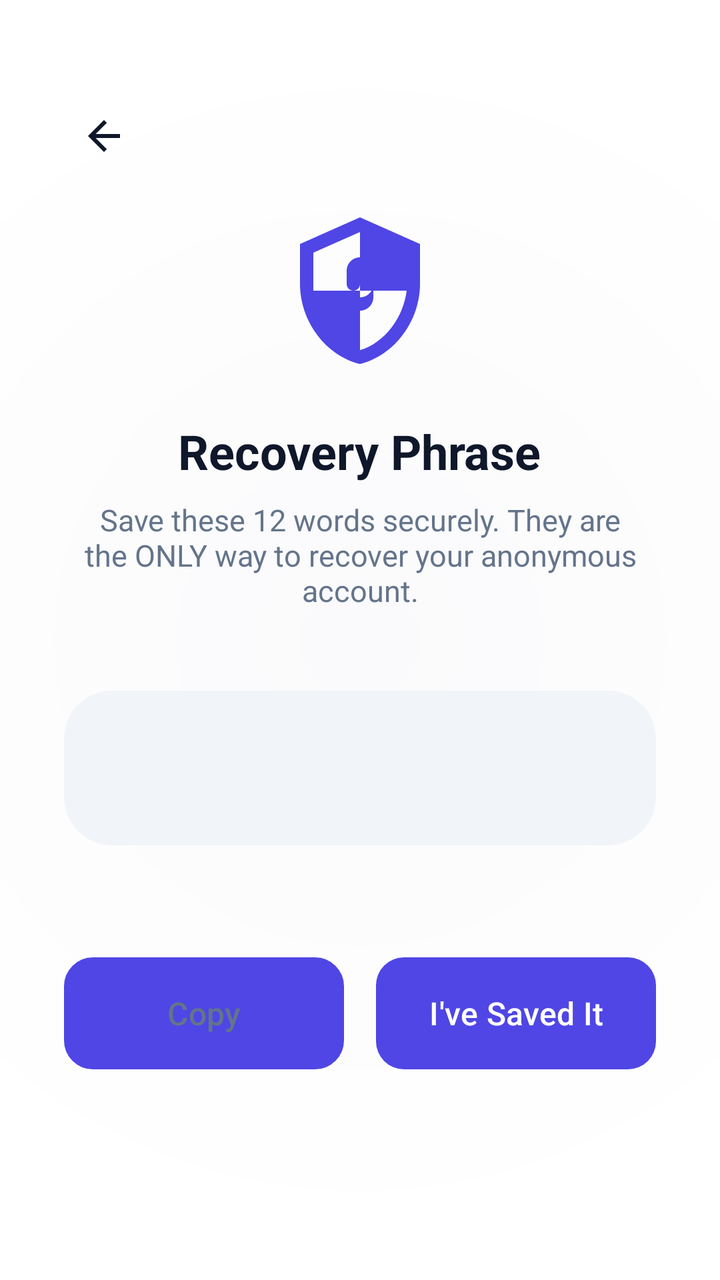
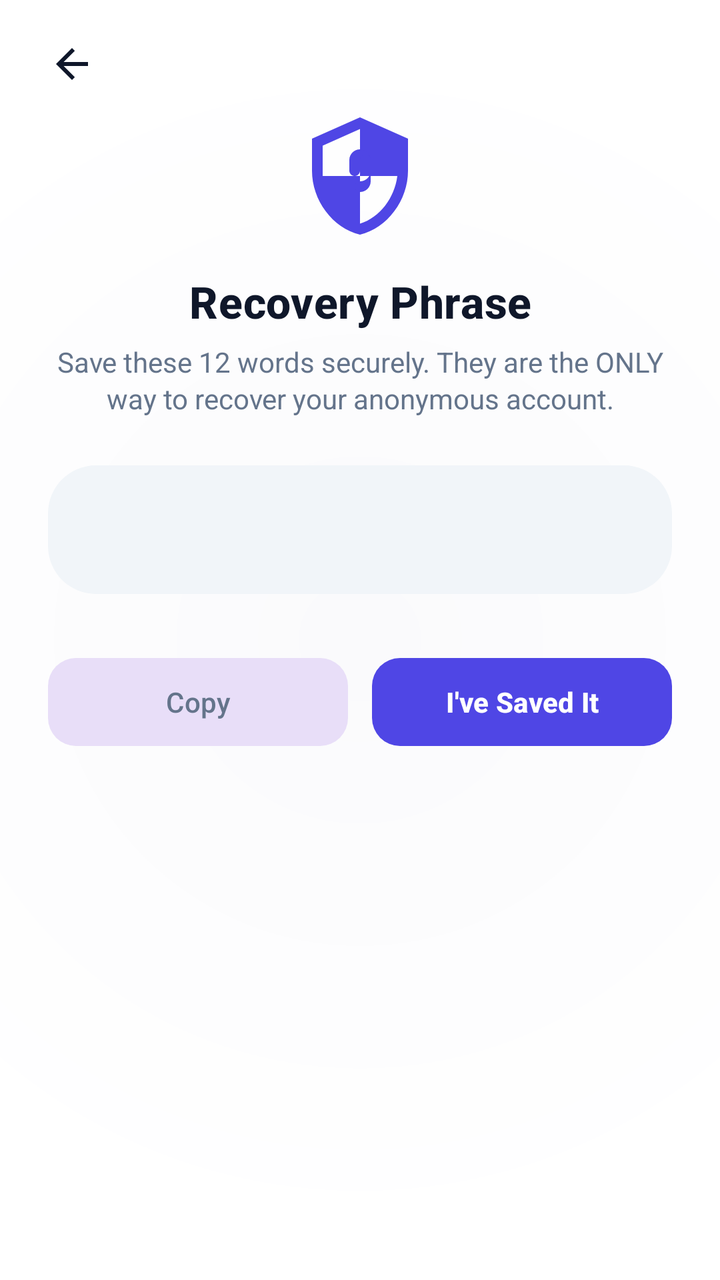

Two renders of the same Android screen: before a commit and after it. Below are the layout's source before the change and the commit's diff.
<!-- AndroidManifest.xml: application theme Theme.VEIL -->
<!-- res/layout/activity_recovery_phrase.xml -->
<?xml version="1.0" encoding="utf-8"?>
<RelativeLayout xmlns:android="http://schemas.android.com/apk/res/android"
    xmlns:app="http://schemas.android.com/apk/res-auto"
    android:id="@+id/recovery_root"
    android:layout_width="match_parent"
    android:layout_height="match_parent"
    android:background="@drawable/splash_background"
    android:paddingStart="32dp"
    android:paddingEnd="32dp">

    
    <ImageView
        android:id="@+id/backButton"
        android:layout_width="24dp"
        android:layout_height="24dp"
        android:src="@drawable/ic_arrow_back"
        android:layout_marginTop="56dp"
        android:layout_marginStart="8dp"
        app:tint="@color/text_primary" />

    
    <LinearLayout
        android:layout_width="match_parent"
        android:layout_height="wrap_content"
        android:orientation="vertical"
        android:layout_centerInParent="true"
        android:paddingTop="40dp"
        android:paddingBottom="40dp">

        
        <LinearLayout
            android:layout_width="match_parent"
            android:layout_height="wrap_content"
            android:orientation="vertical"
            android:gravity="center"
            android:layout_marginBottom="40dp">

            <ImageView
                android:layout_width="80dp"
                android:layout_height="80dp"
                android:src="@drawable/ic_shield_locked"
                android:scaleType="fitCenter"
                android:layout_marginBottom="24dp" />

            <TextView
                android:layout_width="wrap_content"
                android:layout_height="wrap_content"
                android:text="Recovery Phrase"
                android:textColor="@color/text_primary"
                android:textSize="24sp"
                android:textStyle="bold"
                android:gravity="center" />

            <TextView
                android:layout_width="wrap_content"
                android:layout_height="wrap_content"
                android:text="Save these 12 words securely. They are the ONLY way to recover your anonymous account."
                android:textColor="@color/text_secondary"
                android:textSize="15sp"
                android:layout_marginTop="8dp"
                android:gravity="center" />

        </LinearLayout>

        
        <LinearLayout
            android:layout_width="match_parent"
            android:layout_height="wrap_content"
            android:background="@drawable/input_background"
            android:padding="24dp"
            android:gravity="center"
            android:layout_marginBottom="40dp">

            <TextView
                android:id="@+id/phraseText"
                android:layout_width="match_parent"
                android:layout_height="wrap_content"
                android:textColor="@color/veil_accent"
                android:textSize="22sp"
                android:textStyle="bold"
                android:gravity="center"
                android:lineSpacingExtra="8dp" />
        </LinearLayout>

        
        <LinearLayout
            android:layout_width="match_parent"
            android:layout_height="wrap_content"
            android:orientation="horizontal"
            android:layout_marginTop="16dp">

            <Button
                android:id="@+id/copyButton"
                android:layout_width="0dp"
                android:layout_height="56dp"
                android:layout_weight="1"
                android:text="Copy"
                android:textColor="@color/text_secondary"
                android:textSize="16sp"
                android:background="@drawable/button_outline"
                android:layout_marginEnd="8dp" />

            <Button
                android:id="@+id/confirmButton"
                android:layout_width="0dp"
                android:layout_weight="1"
                android:layout_height="56dp"
                android:text="I've Saved It"
                android:textColor="@android:color/white"
                android:textSize="16sp"
                android:background="@drawable/button_primary"
                android:layout_marginStart="8dp" />

        </LinearLayout>

    </LinearLayout>

</RelativeLayout>
<!-- resources referenced by this layout -->
<resources>
  <color name="text_primary">#0F172A</color>
  <color name="text_secondary">#64748B</color>
  <color name="veil_accent">#4F46E5</color>
  <!-- drawable button_outline (drawable) -->
  <?xml version="1.0" encoding="utf-8"?>
  <ripple xmlns:android="http://schemas.android.com/apk/res/android"
      android:color="@color/colorPrimaryContainer">
      <item>
          <shape android:shape="rectangle">
              <corners android:radius="14dp" />
              <stroke
                  android:width="1dp"
                  android:color="@color/colorOutline" />
              <solid android:color="@color/colorSurface" />
          </shape>
      </item>
  </ripple>
  <!-- drawable button_primary (drawable) -->
  <?xml version="1.0" encoding="utf-8"?>
  <ripple xmlns:android="http://schemas.android.com/apk/res/android"
      android:color="#33FFFFFF">
      <item>
          <shape android:shape="rectangle">
              <corners android:radius="14dp" />
              <solid android:color="@color/colorPrimary" />
          </shape>
      </item>
  </ripple>
  <!-- drawable ic_arrow_back (drawable) -->
  <vector xmlns:android="http://schemas.android.com/apk/res/android"
      android:width="24dp"
      android:height="24dp"
      android:viewportWidth="24"
      android:viewportHeight="24">
      <path
          android:fillColor="@color/text_primary"
          android:pathData="M20,11H7.83l5.59,-5.59L12,4l-8,8 8,8 1.41,-1.41L7.83,13H20v-2z"/>
  </vector>
  <!-- drawable input_background (drawable) -->
  <?xml version="1.0" encoding="utf-8"?>
  <shape xmlns:android="http://schemas.android.com/apk/res/android"
      android:shape="rectangle">
      <corners android:radius="24dp" />
      <solid android:color="@color/veil_primary_light" />
  </shape>
  <!-- drawable splash_background (drawable) -->
  <?xml version="1.0" encoding="utf-8"?>
  <shape xmlns:android="http://schemas.android.com/apk/res/android">
      <gradient
          android:type="radial"
          android:gradientRadius="85%p"
          android:centerX="50%"
          android:centerY="50%"
          android:startColor="@color/veil_primary_dark"
          android:endColor="@color/veil_primary" />
  </shape>
  <style name="Theme.VEIL" parent="Base.Theme.VEIL" />
  <color name="colorPrimaryContainer">#EEF2FF</color>
  <color name="colorOutline">#E2E8F0</color>
  <color name="colorSurface">#FFFFFF</color>
  <color name="colorPrimary">#4F46E5</color>
  <color name="veil_primary_light">#F1F5F9</color>
  <color name="veil_primary_dark">#FAFAFC</color>
  <color name="veil_primary">#FFFFFF</color>
  <color name="colorOnPrimary">#FFFFFF</color>
  <color name="colorOnPrimaryContainer">#3730A3</color>
  <color name="colorSurfaceVariant">#F1F5F9</color>
  <color name="colorBackground">#FAFAFC</color>
  <style name="ModernBottomSheetDialogTheme" parent="Theme.Material3.DayNight.BottomSheetDialog">
          <item name="bottomSheetStyle">@style/ModernBottomSheetStyle</item>
          <item name="android:windowIsFloating">false</item>
          <item name="android:statusBarColor">@android:color/transparent</item>
          <item name="android:navigationBarColor">@android:color/transparent</item>
      </style>
  <style name="ModernBottomSheetStyle" parent="Widget.Material3.BottomSheet">
          <item name="android:background">@android:color/transparent</item>
      </style>
  <!-- unchanged entries left out for length: 2 -->
</resources>

<!-- the commit's change to res/layout/activity_recovery_phrase.xml (unified diff, before → after) -->
@@ -1,118 +1,138 @@
 <?xml version="1.0" encoding="utf-8"?>
-<RelativeLayout xmlns:android="http://schemas.android.com/apk/res/android"
+<FrameLayout xmlns:android="http://schemas.android.com/apk/res/android"
     xmlns:app="http://schemas.android.com/apk/res-auto"
     android:id="@+id/recovery_root"
     android:layout_width="match_parent"
     android:layout_height="match_parent"
-    android:background="@drawable/splash_background"
-    android:paddingStart="32dp"
-    android:paddingEnd="32dp">
+    android:background="@drawable/splash_background">
 
     
     <ImageView
         android:id="@+id/backButton"
-        android:layout_width="24dp"
-        android:layout_height="24dp"
+        android:layout_width="40dp"
+        android:layout_height="40dp"
+        android:layout_gravity="top|start"
+        android:layout_marginStart="16dp"
+        android:layout_marginTop="12dp"
+        android:background="?attr/selectableItemBackgroundBorderless"
+        android:contentDescription="@string/back"
+        android:padding="8dp"
         android:src="@drawable/ic_arrow_back"
-        android:layout_marginTop="56dp"
-        android:layout_marginStart="8dp"
-        app:tint="@color/text_primary" />
+        app:tint="@color/textPrimary" />
 
     
-    <LinearLayout
+    <androidx.core.widget.NestedScrollView
         android:layout_width="match_parent"
-        android:layout_height="wrap_content"
-        android:orientation="vertical"
-        android:layout_centerInParent="true"
-        android:paddingTop="40dp"
-        android:paddingBottom="40dp">
+        android:layout_height="match_parent"
+        android:fillViewport="true"
+        android:overScrollMode="never"
+        android:scrollbars="none">
 
-        
         <LinearLayout
             android:layout_width="match_parent"
             android:layout_height="wrap_content"
+            android:layout_gravity="center"
+            android:gravity="center_horizontal"
+            android:maxWidth="440dp"
             android:orientation="vertical"
-            android:gravity="center"
-            android:layout_marginBottom="40dp">
+            android:paddingHorizontal="24dp"
+            android:paddingTop="56dp"
+            android:paddingBottom="32dp">
 
+            
             <ImageView
-                android:layout_width="80dp"
-                android:layout_height="80dp"
-                android:src="@drawable/ic_shield_locked"
+                android:layout_width="64dp"
+                android:layout_height="64dp"
+                android:layout_marginBottom="16dp"
+                android:contentDescription="Recovery Phrase"
                 android:scaleType="fitCenter"
-                android:layout_marginBottom="24dp" />
+                android:src="@drawable/ic_shield_locked" />
 
             <TextView
                 android:layout_width="wrap_content"
                 android:layout_height="wrap_content"
+                android:fontFamily="sans-serif-medium"
+                android:gravity="center"
+                android:letterSpacing="0.01"
                 android:text="Recovery Phrase"
-                android:textColor="@color/text_primary"
-                android:textSize="24sp"
-                android:textStyle="bold"
-                android:gravity="center" />
+                android:textColor="@color/textPrimary"
+                android:textSize="22sp"
+                android:textStyle="bold" />
 
             <TextView
                 android:layout_width="wrap_content"
                 android:layout_height="wrap_content"
+                android:layout_marginTop="6dp"
+                android:layout_marginBottom="24dp"
+                android:fontFamily="sans-serif"
+                android:gravity="center"
+                android:lineSpacingExtra="2dp"
                 android:text="Save these 12 words securely. They are the ONLY way to recover your anonymous account."
-                android:textColor="@color/text_secondary"
-                android:textSize="15sp"
-                android:layout_marginTop="8dp"
-                android:gravity="center" />
+                android:textColor="@color/textSecondary"
+                android:textSize="14sp" />
+
+            
+            <LinearLayout
+                android:layout_width="match_parent"
+                android:layout_height="wrap_content"
+                android:layout_marginBottom="28dp"
+                android:background="@drawable/input_background"
+                android:gravity="center"
+                android:orientation="vertical"
+                android:padding="20dp">
+
+                <TextView
+                    android:id="@+id/phraseText"
+                    android:layout_width="match_parent"
+                    android:layout_height="wrap_content"
+                    android:fontFamily="sans-serif-medium"
+                    android:gravity="center"
+                    android:lineSpacingExtra="8dp"
+                    android:textColor="@color/veil_accent"
+                    android:textSize="18sp"
+                    android:textStyle="bold" />
+
+            </LinearLayout>
+
+            
+            <LinearLayout
+                android:layout_width="match_parent"
+                android:layout_height="wrap_content"
+                android:orientation="horizontal">
+
+                <com.google.android.material.button.MaterialButton
+                    android:id="@+id/copyButton"
+                    style="@style/Widget.Material3.Button.TonalButton"
+                    android:layout_width="0dp"
+                    android:layout_height="52dp"
+                    android:layout_marginEnd="6dp"
+                    android:layout_weight="1"
+                    android:letterSpacing="0.01"
+                    android:text="Copy"
+                    android:textAllCaps="false"
+                    android:textColor="@color/textSecondary"
+                    android:textSize="14sp"
+                    app:cornerRadius="14dp" />
+
+                <com.google.android.material.button.MaterialButton
+                    android:id="@+id/confirmButton"
+                    style="@style/Widget.Material3.Button.UnelevatedButton"
+                    android:layout_width="0dp"
+                    android:layout_height="52dp"
+                    android:layout_marginStart="6dp"
+                    android:layout_weight="1"
+                    android:letterSpacing="0.01"
+                    android:text="I've Saved It"
+                    android:textAllCaps="false"
+                    android:textColor="@android:color/white"
+                    android:textSize="14sp"
+                    android:textStyle="bold"
+                    app:backgroundTint="@color/colorPrimary"
+                    app:cornerRadius="14dp" />
+
+            </LinearLayout>
 
         </LinearLayout>
+    </androidx.core.widget.NestedScrollView>
 
-        
-        <LinearLayout
-            android:layout_width="match_parent"
-            android:layout_height="wrap_content"
-            android:background="@drawable/input_background"
-            android:padding="24dp"
-            android:gravity="center"
-            android:layout_marginBottom="40dp">
-
-            <TextView
-                android:id="@+id/phraseText"
-                android:layout_width="match_parent"
-                android:layout_height="wrap_content"
-                android:textColor="@color/veil_accent"
-                android:textSize="22sp"
-                android:textStyle="bold"
-                android:gravity="center"
-                android:lineSpacingExtra="8dp" />
-        </LinearLayout>
-
-        
-        <LinearLayout
-            android:layout_width="match_parent"
-            android:layout_height="wrap_content"
-            android:orientation="horizontal"
-            android:layout_marginTop="16dp">
-
-            <Button
-                android:id="@+id/copyButton"
-                android:layout_width="0dp"
-                android:layout_height="56dp"
-                android:layout_weight="1"
-                android:text="Copy"
-                android:textColor="@color/text_secondary"
-                android:textSize="16sp"
-                android:background="@drawable/button_outline"
-                android:layout_marginEnd="8dp" />
-
-            <Button
-                android:id="@+id/confirmButton"
-                android:layout_width="0dp"
-                android:layout_weight="1"
-                android:layout_height="56dp"
-                android:text="I've Saved It"
-                android:textColor="@android:color/white"
-                android:textSize="16sp"
-                android:background="@drawable/button_primary"
-                android:layout_marginStart="8dp" />
-
-        </LinearLayout>
-
-    </LinearLayout>
-
-</RelativeLayout>
+</FrameLayout>
<!-- resource entries referenced after the edit -->
@@ -1,33 +1,7 @@
 <!-- resources referenced by this layout -->
 <resources>
   <color name="text_primary">#0F172A</color>
-  <color name="text_secondary">#64748B</color>
   <color name="veil_accent">#4F46E5</color>
-  <!-- drawable button_outline (drawable) -->
-  <?xml version="1.0" encoding="utf-8"?>
-  <ripple xmlns:android="http://schemas.android.com/apk/res/android"
-      android:color="@color/colorPrimaryContainer">
-      <item>
-          <shape android:shape="rectangle">
-              <corners android:radius="14dp" />
-              <stroke
-                  android:width="1dp"
-                  android:color="@color/colorOutline" />
-              <solid android:color="@color/colorSurface" />
-          </shape>
-      </item>
-  </ripple>
-  <!-- drawable button_primary (drawable) -->
-  <?xml version="1.0" encoding="utf-8"?>
-  <ripple xmlns:android="http://schemas.android.com/apk/res/android"
-      android:color="#33FFFFFF">
-      <item>
-          <shape android:shape="rectangle">
-              <corners android:radius="14dp" />
-              <solid android:color="@color/colorPrimary" />
-          </shape>
-      </item>
-  </ripple>
   <!-- drawable ic_arrow_back (drawable) -->
   <vector xmlns:android="http://schemas.android.com/apk/res/android"
       android:width="24dp"
@@ -56,11 +30,14 @@
           android:startColor="@color/veil_primary_dark"
           android:endColor="@color/veil_primary" />
   </shape>
+  <string name="back">Back</string>
   <style name="Theme.VEIL" parent="Base.Theme.VEIL" />
   <color name="colorPrimaryContainer">#EEF2FF</color>
   <color name="colorOutline">#E2E8F0</color>
   <color name="colorSurface">#FFFFFF</color>
   <color name="colorPrimary">#4F46E5</color>
+  <color name="textPrimary">#0F172A</color>
+  <color name="textSecondary">#64748B</color>
   <color name="veil_primary_light">#F1F5F9</color>
   <color name="veil_primary_dark">#FAFAFC</color>
   <color name="veil_primary">#FFFFFF</color>
